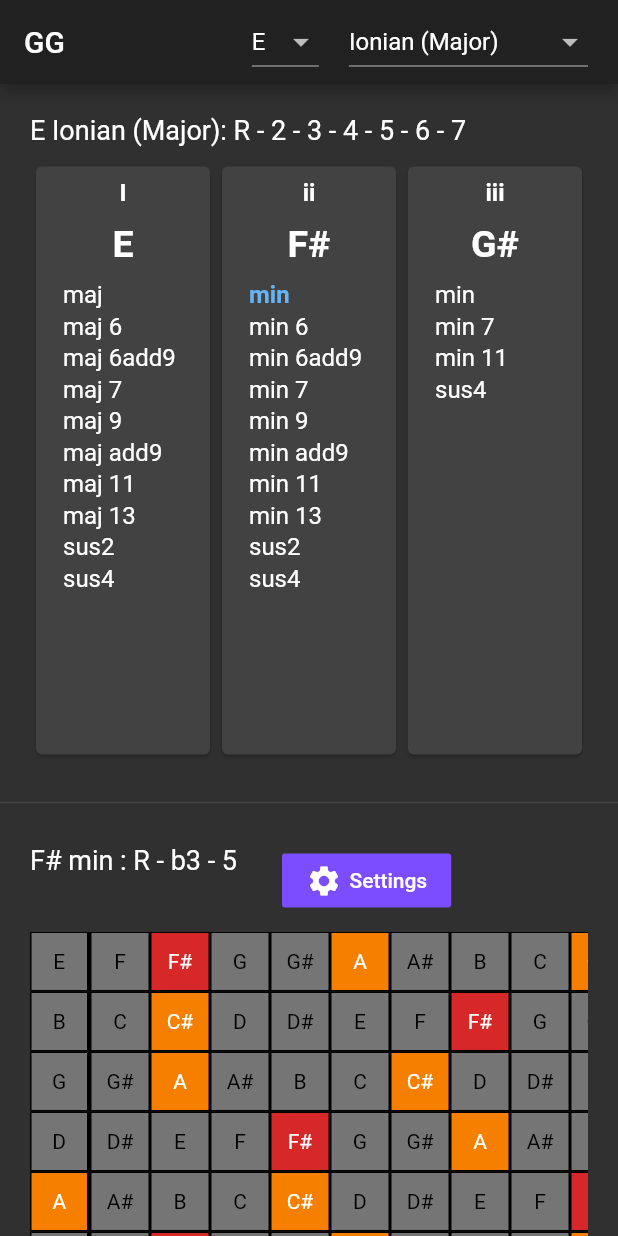
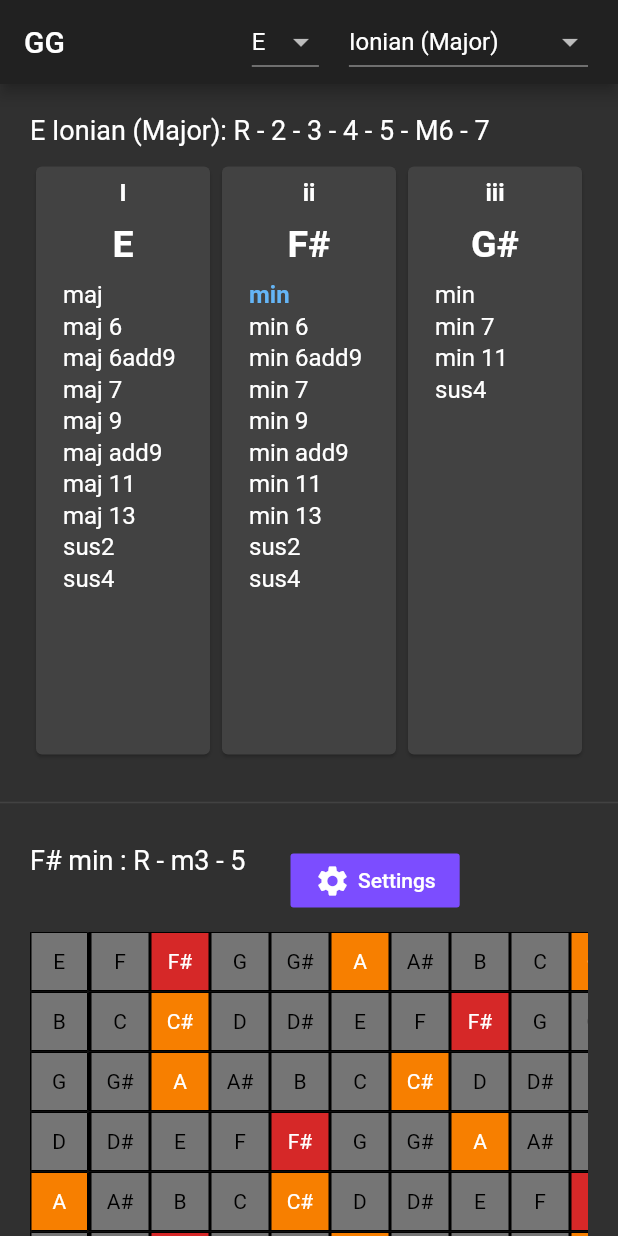
Before and after one commit to EricBichara/GuitarGuide, a Flutter app: the screen it shows after launch, after a tap on "maj", after a tap on "min", on a phone screen of 412 x 824 dp. Run offline on Flutter 3.47's test engine with Material 2 defaults, Android fonts, the phone set to English and light mode, and no system bars; our stand-ins replace flutter_platform_widgets, get_it; missing offline and left inert: charcode.

Commit message:
rename intervals for legibility

```diff
--- a/lib/core/notes.dart
+++ b/lib/core/notes.dart
@@ -1,6 +1,4 @@
-import 'dart:html';
-
-enum Note { root, b2, M2, b3, M3, p4, b5, p5, b6, M6, b7, M7 }
+enum Note { root, m2, M2, m3, M3, p4, b5, p5, m6, M6, b7, M7 }
 
 class Notes {
   Map<String, List<int>> scales;
@@ -12,37 +10,37 @@ class Notes {
     scales = {
       //Church Modes W-W-H-W-W-W-H
       'Ionian (Major)': convertScale([Note.root, Note.M2, Note.M3, Note.p4, Note.p5, Note.M6, Note.M7]),
-      'Dorian': convertScale([Note.root, Note.M2, Note.b3, Note.p4, Note.p5, Note.M6, Note.b7]),
-      'Phrygian': convertScale([Note.root, Note.b2, Note.b3, Note.p4, Note.p5, Note.b6, Note.b7]),
+      'Dorian': convertScale([Note.root, Note.M2, Note.m3, Note.p4, Note.p5, Note.M6, Note.b7]),
+      'Phrygian': convertScale([Note.root, Note.m2, Note.m3, Note.p4, Note.p5, Note.m6, Note.b7]),
       'Lydian': convertScale([Note.root, Note.M2, Note.M3, Note.b5, Note.p5, Note.M6, Note.M7]),
       'Mixolydian': convertScale([Note.root, Note.M2, Note.M3, Note.p4, Note.p5, Note.M6, Note.b7]),
-      'Aeolian (Minor)': convertScale([Note.root, Note.M2, Note.b3, Note.p4, Note.p5, Note.b6, Note.b7]),
-      'Locrian': convertScale([Note.root, Note.b2, Note.b3, Note.p4, Note.b5, Note.b6, Note.b7]),
+      'Aeolian (Minor)': convertScale([Note.root, Note.M2, Note.m3, Note.p4, Note.p5, Note.m6, Note.b7]),
+      'Locrian': convertScale([Note.root, Note.m2, Note.m3, Note.p4, Note.b5, Note.m6, Note.b7]),
       //Melodic Minor Modes W-H-W-W-W-W-H
-      'Melodic Minor': convertScale([Note.root, Note.M2, Note.b3, Note.p4, Note.p5, Note.M6, Note.M7]),
-      'Dorian b2': convertScale([Note.root, Note.b2, Note.b3, Note.p4, Note.p5, Note.M6, Note.b7]),
-      'Lydian Augmented': convertScale([Note.root, Note.M2, Note.M3, Note.b5, Note.b6, Note.M6, Note.M7]),
+      'Melodic Minor': convertScale([Note.root, Note.M2, Note.m3, Note.p4, Note.p5, Note.M6, Note.M7]),
+      'Dorian m2': convertScale([Note.root, Note.m2, Note.m3, Note.p4, Note.p5, Note.M6, Note.b7]),
+      'Lydian Augmented': convertScale([Note.root, Note.M2, Note.M3, Note.b5, Note.m6, Note.M6, Note.M7]),
       'Lydian Dominant': convertScale([Note.root, Note.M2, Note.M3, Note.b5, Note.p5, Note.M6, Note.b7]),
-      'Mixolydian b6': convertScale([Note.root, Note.M2, Note.M3, Note.p4, Note.p5, Note.b6, Note.b7]),
-      'Aeolian b5': convertScale([Note.root, Note.M2, Note.b3, Note.p4, Note.b5, Note.b6, Note.b7]),
-      'Altered': convertScale([Note.root, Note.b2, Note.b3, Note.M3, Note.b5, Note.b6, Note.b7]),
+      'Mixolydian m6': convertScale([Note.root, Note.M2, Note.M3, Note.p4, Note.p5, Note.m6, Note.b7]),
+      'Aeolian b5': convertScale([Note.root, Note.M2, Note.m3, Note.p4, Note.b5, Note.m6, Note.b7]),
+      'Altered': convertScale([Note.root, Note.m2, Note.m3, Note.M3, Note.b5, Note.m6, Note.b7]),
       //Harmonic Minor Modes W-H-W-W-H-WH-H
-      'Harmonic Minor': convertScale([Note.root, Note.M2, Note.b3, Note.p4, Note.p5, Note.b6, Note.M7]),
-      'Locrian #6': convertScale([Note.root, Note.b2, Note.b3, Note.p4, Note.b5, Note.M6, Note.b7]),
-      'Ionian #5': convertScale([Note.root, Note.M2, Note.M3, Note.p4, Note.b6, Note.M6, Note.M7]),
-      'Dorian #4': convertScale([Note.root, Note.M2, Note.b3, Note.b5, Note.p5, Note.M6, Note.b7]),
-      'Phrygian Dominant': convertScale([Note.root, Note.b2, Note.M3, Note.p4, Note.p5, Note.b6, Note.b7]),
-      'Lydian #2': convertScale([Note.root, Note.b3, Note.M3, Note.b5, Note.p5, Note.M6, Note.M7]),
-      'Super Locrian': convertScale([Note.root, Note.b2, Note.b3, Note.M3, Note.b5, Note.b6, Note.M6]),
+      'Harmonic Minor': convertScale([Note.root, Note.M2, Note.m3, Note.p4, Note.p5, Note.m6, Note.M7]),
+      'Locrian #6': convertScale([Note.root, Note.m2, Note.m3, Note.p4, Note.b5, Note.M6, Note.b7]),
+      'Ionian #5': convertScale([Note.root, Note.M2, Note.M3, Note.p4, Note.m6, Note.M6, Note.M7]),
+      'Dorian #4': convertScale([Note.root, Note.M2, Note.m3, Note.b5, Note.p5, Note.M6, Note.b7]),
+      'Phrygian Dominant': convertScale([Note.root, Note.m2, Note.M3, Note.p4, Note.p5, Note.m6, Note.b7]),
+      'Lydian #2': convertScale([Note.root, Note.m3, Note.M3, Note.b5, Note.p5, Note.M6, Note.M7]),
+      'Super Locrian': convertScale([Note.root, Note.m2, Note.m3, Note.M3, Note.b5, Note.m6, Note.M6]),
     };
 
     chords = {
 
       //Triads
-      'dim': convertScale([Note.root, Note.b3, Note.b5]),
+      'dim': convertScale([Note.root, Note.m3, Note.b5]),
       'maj': convertScale([Note.root, Note.M3, Note.p5]),
-      'min': convertScale([Note.root, Note.b3, Note.p5]),
-      'aug': convertScale([Note.root, Note.M3, Note.b6]),
+      'min': convertScale([Note.root, Note.m3, Note.p5]),
+      'aug': convertScale([Note.root, Note.M3, Note.m6]),
 
       //Major
       'maj b5': convertScale([Note.root, Note.M3, Note.b5]),
@@ -50,42 +48,39 @@ class Notes {
       'maj 6add9': convertScale([Note.root, Note.M3, Note.p5, Note.M6, Note.M2]),
       'maj 7': convertScale([Note.root, Note.M3, Note.p5, Note.M7]),
       'maj 7b5': convertScale([Note.root, Note.M3, Note.b5, Note.M7]),
-      'maj 7#5': convertScale([Note.root, Note.M3, Note.b6, Note.M7]),
+      'maj 7#5': convertScale([Note.root, Note.M3, Note.m6, Note.M7]),
       'maj 9': convertScale([Note.root, Note.M3, Note.p5, Note.M7, Note.M2]),
       'maj add9': convertScale([Note.root, Note.M3, Note.p5, Note.M2]),
       'maj 11': convertScale([Note.root, Note.M3, Note.p5, Note.M7, Note.p4]),
       'maj 13': convertScale([Note.root, Note.M3, Note.p5, Note.M7, Note.M2, Note.p4, Note.M6]),
 
       //Minor
-
-      'min 6': convertScale([Note.root, Note.b3, Note.p5, Note.M6]),
-      'min 6add9': convertScale([Note.root, Note.b3, Note.p5, Note.M6, Note.M2]),
-      'min 7': convertScale([Note.root, Note.b3, Note.p5, Note.b7]),
-      'min 7b5': convertScale([Note.root, Note.b3, Note.b5, Note.b7]),
-      'min 9': convertScale([Note.root, Note.b3, Note.p5, Note.b7, Note.M2]),
-      'min add9': convertScale([Note.root, Note.b3, Note.p5, Note.M2]),
-      'min 11': convertScale([Note.root, Note.b3, Note.p5, Note.p4]),
-      'min 13': convertScale([Note.root, Note.b3, Note.p5, Note.b7, Note.M2, Note.p4, Note.M6]),
+      'min 6': convertScale([Note.root, Note.m3, Note.p5, Note.M6]),
+      'min 6add9': convertScale([Note.root, Note.m3, Note.p5, Note.M6, Note.M2]),
+      'min 7': convertScale([Note.root, Note.m3, Note.p5, Note.b7]),
+      'min 7b5': convertScale([Note.root, Note.m3, Note.b5, Note.b7]),
+      'min 9': convertScale([Note.root, Note.m3, Note.p5, Note.b7, Note.M2]),
+      'min add9': convertScale([Note.root, Note.m3, Note.p5, Note.M2]),
+      'min 11': convertScale([Note.root, Note.m3, Note.p5, Note.p4]),
+      'min 13': convertScale([Note.root, Note.m3, Note.p5, Note.b7, Note.M2, Note.p4, Note.M6]),
 
       //Minor Major
-      'm/M 7': convertScale([Note.root, Note.b3, Note.p5, Note.M7]),
-      'm/M 9': convertScale([Note.root, Note.b3, Note.p5, Note.M7, Note.M2]),
-      'm/M 11': convertScale([Note.root, Note.b3, Note.p5, Note.M7, Note.M2, Note.p4]),
-      'm/M 13': convertScale([Note.root, Note.b3, Note.p5, Note.M7, Note.M2, Note.p4, Note.M6]),
+      'm/M 7': convertScale([Note.root, Note.m3, Note.p5, Note.M7]),
+      'm/M 9': convertScale([Note.root, Note.m3, Note.p5, Note.M7, Note.M2]),
+      'm/M 11': convertScale([Note.root, Note.m3, Note.p5, Note.M7, Note.M2, Note.p4]),
+      'm/M 13': convertScale([Note.root, Note.m3, Note.p5, Note.M7, Note.M2, Note.p4, Note.M6]),
 
       //Dominant
       'dom': convertScale([Note.root, Note.M3, Note.p5, Note.b7]),
-      'dom 7#5': convertScale([Note.root, Note.M3, Note.b6, Note.b7]),
-      'dom 7b5': convertScale([Note.root, Note.M3, Note.b5, Note.b7]),
+      'dom #5': convertScale([Note.root, Note.M3, Note.m6, Note.b7]),
+      'dom b5': convertScale([Note.root, Note.M3, Note.b5, Note.b7]),
       'dom 9': convertScale([Note.root, Note.M3, Note.p5, Note.b7, Note.M2]),
       'dom 11': convertScale([Note.root, Note.M3, Note.p5, Note.b7, Note.p4]),
 
       //Diminished
-
-      'dim 7': convertScale([Note.root, Note.b3, Note.b5, Note.M6]),
+      'dim 7': convertScale([Note.root, Note.m3, Note.b5, Note.M6]),
 
       //Other
-
       'sus2': convertScale([Note.root, Note.M2, Note.p5]),
       'sus4': convertScale([Note.root, Note.p4, Note.p5]),
     };
@@ -98,13 +93,13 @@ class Notes {
         case Note.root:
           convertedNotes.add(1);
           break;
-        case Note.b2:
+        case Note.m2:
           convertedNotes.add(2);
           break;
         case Note.M2:
           convertedNotes.add(3);
           break;
-        case Note.b3:
+        case Note.m3:
           convertedNotes.add(4);
           break;
         case Note.M3:
@@ -119,7 +114,7 @@ class Notes {
         case Note.p5:
           convertedNotes.add(8);
           break;
-        case Note.b6:
+        case Note.m6:
           convertedNotes.add(9);
           break;
         case Note.M6:
@@ -147,7 +142,7 @@ class Notes {
           formula.add("R");
           break;
         case 2:
-          formula.add("b2");
+          formula.add("m2");
           break;
         case 3:
           if (notes[i - 1] < note) {
@@ -157,7 +152,7 @@ class Notes {
           }
           break;
         case 4:
-          formula.add("b3");
+          formula.add("m3");
           break;
         case 5:
           formula.add("3");
@@ -179,12 +174,12 @@ class Notes {
           if(formula.last != '5' && formula.last != 'b5'){
            formula.add('#5');
           }else{
-            formula.add("b6");
+            formula.add("m6");
           }
           break;
         case 10:
           if (notes[i - 1] < note && formula.length < 4) {
-            formula.add("6");
+            formula.add("M6");
           } else {
             formula.add("13");
           }
@@ -210,7 +205,7 @@ class Notes {
           formula.add("R");
           break;
         case 2:
-          formula.add("b2");
+          formula.add("m2");
           break;
         case 3:
           formula.add("2");
@@ -219,7 +214,7 @@ class Notes {
           if (formula.last == 'R') {
             formula.add('#2');
           } else {
-            formula.add("b3");
+            formula.add("m3");
           }
           break;
         case 5:
@@ -252,14 +247,14 @@ class Notes {
           if (formula.last == '4' || formula.last == '#4') {
             formula.add("#5");
           } else {
-            formula.add("b6");
+            formula.add("m6");
           }
           break;
         case 10:
-          if (formula.last == '6' || formula.last == 'b6') {
+          if (formula.last == 'M6' || formula.last == 'm6') {
             formula.add("bb7");
           } else {
-            formula.add('6');
+            formula.add('M6');
           }
           break;
         case 11:
```
